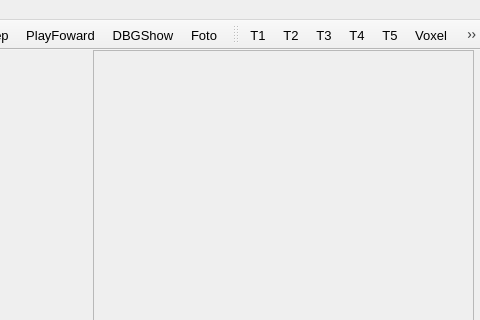
Old version of the form src/mainframe.ui in the repository zhucci/ASP_Project; both pictures show x 517 to 997 and y 0 to 320 of the 997 by 798 pixel window.
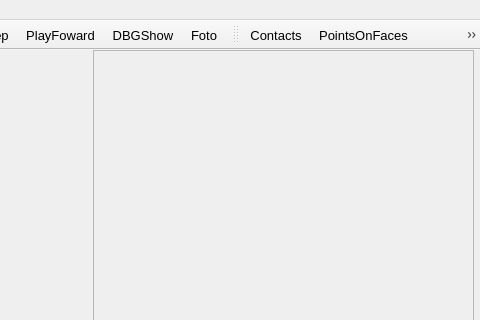
New version of the form. Icons and pictures are not drawn.

```diff
--- a/src/mainframe.ui
+++ b/src/mainframe.ui
@@ -256,7 +256,7 @@
    <addaction name="actionT3"/>
    <addaction name="actionT4"/>
    <addaction name="actionT5"/>
-   <addaction name="actionVoxel"/>
+   <addaction name="actionBodyDescriptor"/>
    <addaction name="actionPartGraph"/>
    <addaction name="actionViewMode"/>
   </widget>
@@ -402,33 +402,48 @@
     <bool>false</bool>
    </property>
    <property name="text">
-    <string>T1</string>
+    <string>Contacts</string>
+   </property>
+   <property name="iconText">
+    <string>Contacts</string>
    </property>
   </action>
   <action name="actionVoxel">
    <property name="text">
-    <string>Voxel</string>
+    <string>BodyDesc</string>
    </property>
   </action>
   <action name="actionT2">
    <property name="text">
     <string>T2</string>
    </property>
+   <property name="iconText">
+    <string>PointsOnFaces</string>
+   </property>
   </action>
   <action name="actionT3">
    <property name="text">
     <string>T3</string>
    </property>
+   <property name="iconText">
+    <string>FaceTrait</string>
+   </property>
   </action>
   <action name="actionT4">
    <property name="text">
     <string>T4</string>
    </property>
+   <property name="iconText">
+    <string>ToPartIso</string>
+   </property>
   </action>
   <action name="actionT5">
    <property name="text">
     <string>T5</string>
    </property>
+   <property name="iconText">
+    <string>DBGTime</string>
+   </property>
   </action>
   <action name="actionPartGraph">
    <property name="text">
```
Left out of the diff: 2 changed lines with no effect on the pictures.
